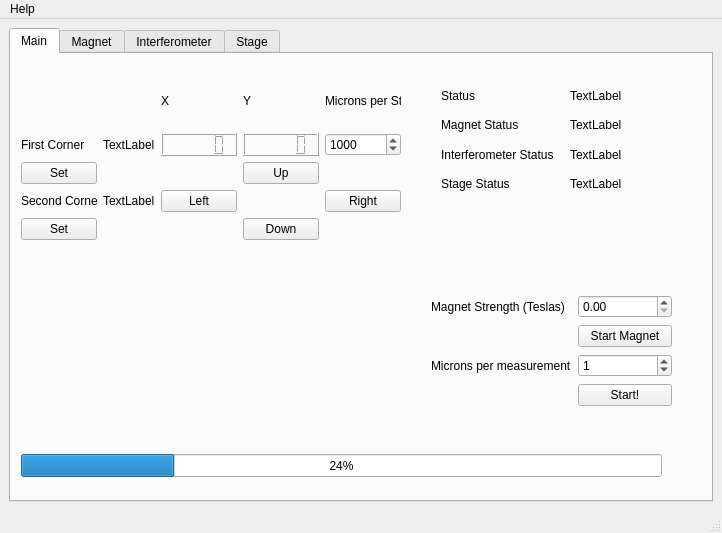
Old version of the form qt_ui/main_window.ui in the repository kaiyamashita08/Magnetics.
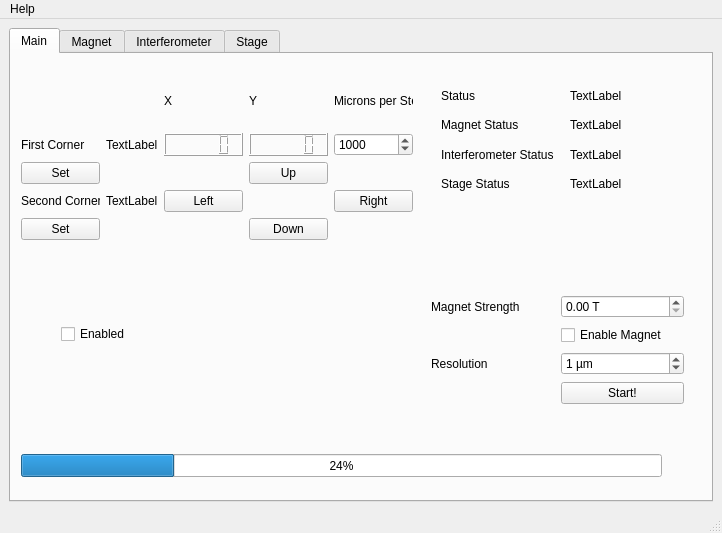
New version of the form.

Patch:
```diff
--- a/qt_ui/main_window.ui
+++ b/qt_ui/main_window.ui
@@ -97,37 +97,23 @@
          <rect>
           <x>420</x>
           <y>240</y>
-          <width>241</width>
+          <width>253</width>
           <height>114</height>
          </rect>
         </property>
         <layout class="QGridLayout" name="gridLayout_2">
-         <item row="0" column="1">
-          <widget class="QDoubleSpinBox" name="magnet_strength"/>
-         </item>
-         <item row="2" column="1">
-          <widget class="QPushButton" name="magnet_start">
-           <property name="text">
-            <string>Start Magnet</string>
-           </property>
-          </widget>
-         </item>
-         <item row="0" column="0">
-          <widget class="QLabel" name="text_6">
-           <property name="text">
-            <string>Magnet Strength (Teslas)</string>
-           </property>
-          </widget>
-         </item>
          <item row="3" column="0">
           <widget class="QLabel" name="text_5">
            <property name="text">
-            <string>Microns per measurement</string>
+            <string>Resolution</string>
            </property>
           </widget>
          </item>
          <item row="3" column="1">
           <widget class="QSpinBox" name="stage_res">
+           <property name="suffix">
+            <string> µm</string>
+           </property>
            <property name="maximum">
             <number>100</number>
            </property>
@@ -143,6 +129,30 @@
            </property>
           </widget>
          </item>
+         <item row="0" column="0">
+          <widget class="QLabel" name="text_6">
+           <property name="text">
+            <string>Magnet Strength</string>
+           </property>
+          </widget>
+         </item>
+         <item row="0" column="1">
+          <widget class="QDoubleSpinBox" name="magnet_strength">
+           <property name="suffix">
+            <string> T</string>
+           </property>
+          </widget>
+         </item>
+         <item row="1" column="1">
+          <widget class="QCheckBox" name="magnet_enabled">
+           <property name="text">
+            <string>Enable Magnet</string>
+           </property>
+           <property name="tristate">
+            <bool>false</bool>
+           </property>
+          </widget>
+         </item>
         </layout>
        </widget>
        <widget class="QWidget" name="gridLayoutWidget_3">
@@ -150,7 +160,7 @@
          <rect>
           <x>10</x>
           <y>20</y>
-          <width>381</width>
+          <width>394</width>
           <height>166</height>
          </rect>
         </property>
@@ -306,6 +316,19 @@
          <number>24</number>
         </property>
        </widget>
+       <widget class="QCheckBox" name="enabled">
+        <property name="geometry">
+         <rect>
+          <x>50</x>
+          <y>270</y>
+          <width>78</width>
+          <height>20</height>
+         </rect>
+        </property>
+        <property name="text">
+         <string>Enabled</string>
+        </property>
+       </widget>
       </widget>
       <widget class="QWidget" name="magnet">
        <attribute name="title">
```
